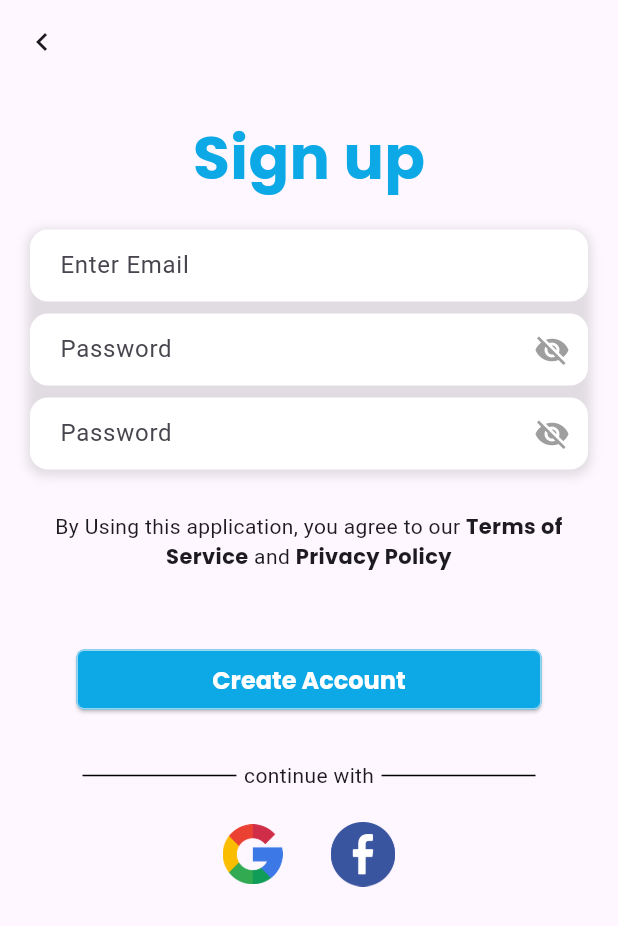
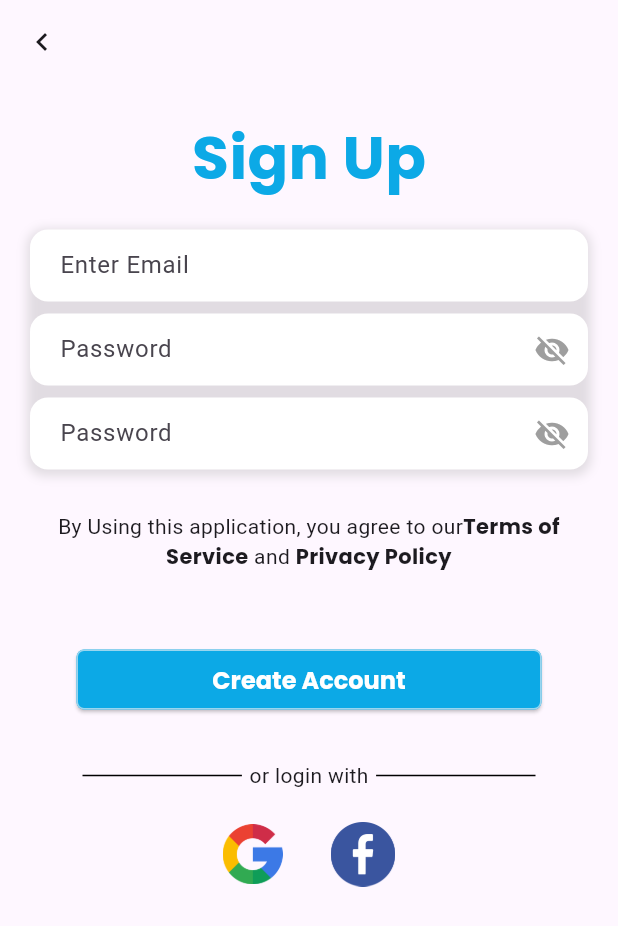
Before and after one commit to Shariq1912/Spenza, a Flutter app: the SignUpScreen screen opened by its route, after a tap on "Create Account", after a tap on the "chevron left" icon, after a tap on "Sign Up", on a phone screen of 412 x 824 dp. Shown: the top 926 px of the screen. Run offline on Flutter 3.47's test engine with Material 2 defaults, Android fonts, the phone set to English and light mode, and no system bars; our stand-ins replace cloud_firestore, dio, firebase_auth, firebase_core, flutter_riverpod, form_field_validator and 9 more; accounts and stored records are empty; generated files the repository leaves out were written again; network calls fail.

Commit message:
Localization added.

```diff
--- a/lib/router/app_router.dart
+++ b/lib/router/app_router.dart
@@ -4,7 +4,7 @@
 import 'package:spenza/ui/favourite_stores/favourite_store_screen.dart';
 import 'package:spenza/ui/location/location_screen.dart';
 import 'package:spenza/ui/login/login_screen.dart';
-import 'package:spenza/ui/sign_up/sign_up_route.dart';
+import 'package:spenza/ui/sign_up/sign_up_screen.dart';
 import 'package:spenza/ui/splash/splash_route.dart';
 import 'package:spenza/utils/spenza_extensions.dart';
 
@@ -31,7 +31,7 @@
         name: splashScreen,
         path: splashScreen,
         builder: (context, state) {
-          return const SplashRoute();
+          return const SplashScreen();
           // return const LoginScreen();
         },
       ),
--- a/lib/ui/sign_up/sign_up_route.dart
+++ b/lib/ui/sign_up/sign_up_screen.dart
@@ -7,6 +7,7 @@
 import 'package:spenza/router/app_router.dart';
 import 'package:spenza/ui/sign_up/register_provider.dart';
 import 'package:spenza/utils/spenza_extensions.dart';
+import 'package:flutter_gen/gen_l10n/app_localizations.dart';
 
 import '../login/data/login_request.dart';
 
@@ -25,11 +26,43 @@
   final GlobalKey<FormState> _formKey = GlobalKey<FormState>();
   final poppinsFont = GoogleFonts.poppins().fontFamily;
   bool _obscurePassword = true;
+
+  /*late final MultiValidator passwordValidator;
+  late final MultiValidator emailValidator;*/
+
+
+  final emailValidator = MultiValidator([
+    RequiredValidator(errorText: 'Email is required'),
+    EmailValidator(errorText: 'Please use valid Email ID'),
+  ]);
+
   final passwordValidator = MultiValidator([
     RequiredValidator(errorText: 'Password is required'),
     MinLengthValidator(8,
         errorText: 'Password must be at least 8 characters long'),
   ]);
+
+  @override
+  void initState() {
+    super.initState();
+
+    /*passwordValidator = MultiValidator([
+      RequiredValidator(
+        errorText: AppLocalizations.of(context)!.passwordRequiredError,
+      ),
+      MinLengthValidator(8,
+          errorText: AppLocalizations.of(context)!.passwordLengthError),
+    ]);
+
+    emailValidator = MultiValidator([
+      RequiredValidator(
+        errorText: AppLocalizations.of(context)!.emailRequiredError,
+      ),
+      EmailValidator(
+        errorText: AppLocalizations.of(context)!.emailInvalidError,
+      ),
+    ]);*/
+  }
 
   @override
   Widget build(BuildContext context) {
@@ -52,26 +85,26 @@
             child: Column(
               children: [
                 Text(
-                  "Sign up",
+                  AppLocalizations.of(context)!.sign_up,
                   style: TextStyle(
                     fontFamily: poppinsFont,
                     fontSize: 40,
                     fontWeight: FontWeight.bold,
-                      color: const Color(0xFF0CA9E6)),
+                    color: const Color(0xFF0CA9E6),
+                  ),
                 ),
                 const SizedBox(height: 20),
                 Container(
                   decoration: BoxDecoration(
                     boxShadow: [
                       BoxShadow(
-                        color: Colors.grey.withOpacity(0.3), // Shadow color
-                        spreadRadius: 2, // Spread radius
-                        blurRadius: 5, // Blur radius
-                        offset: const Offset(
-                            0, 2), // Offset in the vertical direction
+                        color: Colors.grey.withOpacity(0.3),
+                        spreadRadius: 2,
+                        blurRadius: 5,
+                        offset: const Offset(0, 2),
                       ),
                     ],
-                    borderRadius: BorderRadius.circular(12), // Border radius
+                    borderRadius: BorderRadius.circular(12),
                   ),
                   child: Column(
                     children: [
@@ -87,24 +120,25 @@
                           return Container();
                         },
                       ),
-                      TextField(
+                      TextFormField(
                           decoration: InputDecoration(
-                          hintText: 'Enter Email',
+                            hintText:
+                                AppLocalizations.of(context)!.enterEmailHint,
                             contentPadding: const EdgeInsets.symmetric(
                                 horizontal: 16, vertical: 12),
                             border: OutlineInputBorder(
                               borderRadius: BorderRadius.circular(12),
-                            borderSide: BorderSide.none, // No border line
+                              borderSide: BorderSide.none,
                             ),
                             filled: true,
                             fillColor: Colors.white,
                           ),
                           controller: emailController,
-                      ),
+                          validator: emailValidator),
                       const SizedBox(height: 8),
                       TextFormField(
                         decoration: InputDecoration(
-                          hintText: 'Password',
+                          hintText: AppLocalizations.of(context)!.passwordHint,
                           contentPadding: const EdgeInsets.symmetric(
                               horizontal: 16, vertical: 12),
                           border: OutlineInputBorder(
@@ -134,7 +168,7 @@
                       const SizedBox(height: 8),
                       TextFormField(
                         decoration: InputDecoration(
-                          hintText: 'Password',
+                          hintText: AppLocalizations.of(context)!.passwordHint,
                           contentPadding: const EdgeInsets.symmetric(
                               horizontal: 16, vertical: 12),
                           border: OutlineInputBorder(
@@ -169,28 +203,30 @@
                   padding: const EdgeInsets.all(8),
                   child: Text.rich(
                     TextSpan(
-                      text: "By Using this application, you agree to our ",
+                      text:
+                          AppLocalizations.of(context)!.terms_of_service_intro,
                       children: <TextSpan>[
                         TextSpan(
                           recognizer: TapGestureRecognizer()
                             ..onTap =
                                 () => /* context.goNamed("register"),*/ {},
-                            text: 'Terms of Service',
+                          text: AppLocalizations.of(context)!.terms_of_service,
                           style: TextStyle(
                             fontWeight: FontWeight.bold,
-                                fontFamily: poppinsFont)),
-
+                            fontFamily: poppinsFont,
+                          ),
+                        ),
                         const TextSpan(text: " and "),
                         TextSpan(
                           recognizer: TapGestureRecognizer()
                             ..onTap =
                                 () => /* context.goNamed("register"),*/ {},
-                            text: 'Privacy Policy',
+                          text: AppLocalizations.of(context)!.privacy_policy,
                           style: TextStyle(
                             fontWeight: FontWeight.bold,
-                                fontFamily: poppinsFont)),
-
-                        // can add more TextSpans here...
+                            fontFamily: poppinsFont,
+                          ),
+                        ),
                       ],
                     ),
                     textAlign: TextAlign.center,
@@ -226,47 +262,51 @@
                       } else {
                         // Form is invalid, display error message
                         context.showSnackBar(
-                            message: 'Please fix the errors in the form.');
+                            message:
+                                AppLocalizations.of(context)!.loginFormErrors);
                       }
                     },
                     style: ElevatedButton.styleFrom(
                       backgroundColor: const Color(0xFF0CA9E6),
-                        // Background color
                       foregroundColor: Colors.white,
-                        // Text color
                       textStyle: TextStyle(
                         fontSize: 16,
                         fontWeight: FontWeight.bold,
-                            fontFamily: poppinsFont),
+                        fontFamily: poppinsFont,
+                      ),
                       shape: RoundedRectangleBorder(
                         borderRadius: BorderRadius.circular(5),
-                            side: const BorderSide(color: Color(0xFF99D6EF))),
-                        fixedSize: const Size(310, 40)),
-                    child: const Text('Create Account'),
+                        side: const BorderSide(color: Color(0xFF99D6EF)),
+                      ),
+                      fixedSize: const Size(310, 40),
+                    ),
+                    child: Text(AppLocalizations.of(context)!.create_account),
                   ),
                 ),
-                const SizedBox(
-                  height: 25,
-                ),
-                Row(children: <Widget>[
+                const SizedBox(height: 25),
+                Row(
+                  children: <Widget>[
                     Expanded(
                       child: Container(
                         margin: const EdgeInsets.only(left: 35.0, right: 5.0),
                         child: const Divider(
                           color: Colors.black,
                           height: 30,
-                        )),
                         ),
-                  const Text("continue with"),
+                      ),
+                    ),
+                    Text(AppLocalizations.of(context)!.orLoginWith),
                     Expanded(
                       child: Container(
                         margin: const EdgeInsets.only(left: 5.0, right: 35.0),
                         child: const Divider(
                           color: Colors.black,
                           height: 30,
-                        )),
                         ),
-                ]),
+                      ),
+                    ),
+                  ],
+                ),
                 Row(
                   mainAxisAlignment: MainAxisAlignment.center,
                   children: [
@@ -281,7 +321,8 @@
                             "assets/images/google.png",
                             height: 40,
                           ),
-                          )),
+                        ),
+                      ),
                     ),
                     Padding(
                       padding: const EdgeInsets.all(16.0),
@@ -294,9 +335,9 @@
                           height: 43,
                         ),
                       ),
-                    )
+                    ),
                   ],
-                )
+                ),
               ],
             ),
           ),
--- a/lib/ui/splash/splash_route.dart
+++ b/lib/ui/splash/splash_route.dart
@@ -2,15 +2,7 @@
 import 'package:go_router/go_router.dart';
 import 'package:google_fonts/google_fonts.dart';
 import 'package:spenza/router/app_router.dart';
-
-class SplashRoute extends StatelessWidget {
-  const SplashRoute({super.key});
-
-  @override
-  Widget build(BuildContext context) {
-    return SplashScreen();
-  }
-}
+import 'package:flutter_gen/gen_l10n/app_localizations.dart';
 
 class SplashScreen extends StatefulWidget {
   const SplashScreen({super.key});
@@ -43,12 +35,13 @@
                           padding: const EdgeInsets.fromLTRB(0, 100, 0, 0),
                           child: Center(
                             child: Text(
-                              "Welcome to",
+                              AppLocalizations.of(context)!.welcome,
                               style: TextStyle(
                                 fontFamily: poppinsFont,
                                 fontSize: 24,
                                 fontWeight: FontWeight.bold,
-                                  color: const Color(0xFF7B868C)),
+                                color: const Color(0xFF7B868C),
+                              ),
                             ),
                           ),
                         ),
@@ -59,45 +52,54 @@
                             fit: BoxFit.fitWidth,
                           ),
                         ),
-                        const SizedBox(
-                          height: 22,
+                        const SizedBox(height: 22),
+                        _buildText(
+                          AppLocalizations.of(context)!.find_stores,
+                          fontSize: 21,
+                          color: const Color(0xFF0CA9E6),
                         ),
-                        _buildText("Find stores",
-                            fontSize: 21, color: const Color(0xFF0CA9E6)),
                         _buildText(
-                            "Find your favorite stores and supermarkets, and discover new ones near you",
+                          AppLocalizations.of(context)!.find_stores_description,
                           fontSize: 12,
-                            color: const Color(0xFF7B868C)),
-                        const SizedBox(
-                          height: 12,
+                          color: const Color(0xFF7B868C),
                         ),
-                        _buildText("Make your shopping list",
-                            fontSize: 21, color: const Color(0xFF0CA9E6)),
+                        const SizedBox(height: 12),
                         _buildText(
-                            "Make your own shopping list or select a pre-charged list that spenza has for you",
+                          AppLocalizations.of(context)!.make_shopping_list,
+                          fontSize: 21,
+                          color: const Color(0xFF0CA9E6),
+                        ),
+                        _buildText(
+                          AppLocalizations.of(context)!
+                              .make_shopping_list_description,
                           fontSize: 12,
-                            color: const Color(0xFF7B868C)),
-                        const SizedBox(
-                          height: 12,
+                          color: const Color(0xFF7B868C),
                         ),
-                        _buildText("Compare prices",
-                            fontSize: 21, color: const Color(0xFF0CA9E6)),
+                        const SizedBox(height: 12),
                         _buildText(
-                            "Compare the price of your entire shopping list and find the best bargain",
+                          AppLocalizations.of(context)!.compare_prices,
+                          fontSize: 21,
+                          color: const Color(0xFF0CA9E6),
+                        ),
+                        _buildText(
+                          AppLocalizations.of(context)!
+                              .compare_prices_description,
                           fontSize: 12,
-                            color: const Color(0xFF7B868C)),
-                        const SizedBox(
-                          height: 12,
+                          color: const Color(0xFF7B868C),
                         ),
-                        _buildText("Shop in store or online",
-                            fontSize: 21, color: const Color(0xFF0CA9E6)),
+                        const SizedBox(height: 12),
                         _buildText(
-                            "Select the best option for you and cut your grocery bill up to 30% every week",
+                          AppLocalizations.of(context)!.shop_in_store_or_online,
+                          fontSize: 21,
+                          color: const Color(0xFF0CA9E6),
+                        ),
+                        _buildText(
+                          AppLocalizations.of(context)!
+                              .shop_in_store_or_online_description,
                           fontSize: 12,
-                            color: const Color(0xFF7B868C)),
-                        const SizedBox(
-                          height: 65,
+                          color: const Color(0xFF7B868C),
                         ),
+                        const SizedBox(height: 65),
                         Center(
                           child: ElevatedButton(
                             onPressed: () {
@@ -105,18 +107,18 @@
                             },
                             style: ElevatedButton.styleFrom(
                               backgroundColor: const Color(0xFF0CA9E6),
-                                // Background color
                               foregroundColor: Colors.white,
-                                // Text color
                               textStyle: TextStyle(
                                 fontSize: 16,
                                 fontWeight: FontWeight.bold,
-                                    fontFamily: poppinsFont),
+                                fontFamily: poppinsFont,
+                              ),
                               shape: RoundedRectangleBorder(
                                 borderRadius: BorderRadius.circular(5),
                               ),
-                                fixedSize: const Size(310, 40)),
-                            child: const Text('Sign Up'),
+                              fixedSize: const Size(310, 40),
+                            ),
+                            child: Text(AppLocalizations.of(context)!.sign_up),
                           ),
                         ),
                         const SizedBox(height: 20),
@@ -127,19 +129,20 @@
                             },
                             style: ElevatedButton.styleFrom(
                               backgroundColor: Colors.white,
-                                // Background color
                               foregroundColor: const Color(0xFF0CA9E6),
-                                // Text color
                               textStyle: TextStyle(
                                 fontSize: 16,
                                 fontWeight: FontWeight.bold,
-                                    fontFamily: poppinsFont),
+                                fontFamily: poppinsFont,
+                              ),
                               shape: RoundedRectangleBorder(
                                 borderRadius: BorderRadius.circular(5),
-                                    side: const BorderSide(
-                                        color: Color(0xFF99D6EF))),
-                                fixedSize: const Size(310, 40)),
-                            child: const Text('Login'),
+                                side:
+                                    const BorderSide(color: Color(0xFF99D6EF)),
+                              ),
+                              fixedSize: const Size(310, 40),
+                            ),
+                            child: Text(AppLocalizations.of(context)!.login),
                           ),
                         ),
                       ],
--- a/pubspec.yaml
+++ b/pubspec.yaml
@@ -59,7 +59,7 @@
 #  image_picker_ios: 0.8.6+1
 #  image_picker_platform_interface: 2.6.2
 #  infinite_scroll_pagination: 3.2.0
-  intl: 0.18.0
+  flutter_intl: ^0.0.1
 #  json_path: 0.4.1
 #  mime_type: 1.0.0
 #  page_transition: 2.0.4
@@ -106,6 +106,10 @@
   bloc: ^8.1.2
   flutter_bloc: ^8.1.3
   flutter_riverpod: ^2.3.6
+  freezed_annotation: ^2.2.0
+  riverpod_generator: ^2.2.3
+  riverpod_annotation: ^2.1.1
+  riverpod_lint: ^1.3.2
   geolocator: ^9.0.2
   geocoding: ^2.1.0
   latlong2: ^0.9.0
```
Also changed, not shown: lib/di/app_providers.dart (added, +22 -0 lines), lib/l10n/app_en.arb (+68 -7 lines), lib/l10n/app_es.arb (added, +73 -0 lines), lib/main.dart (+15 -11 lines), lib/ui/login/login_screen.dart (+70 -40 lines), pubspec.lock. Lines whose indentation alone changed are shown as unchanged.
